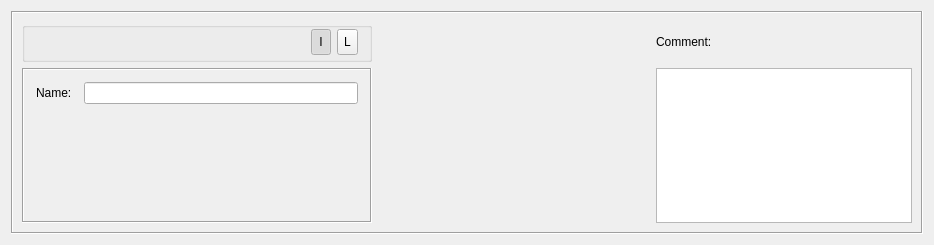
First picture: the form in src/gui/groupobjectdialog_q.ui, repository fwbuilder/fwbuilder, before the edit.
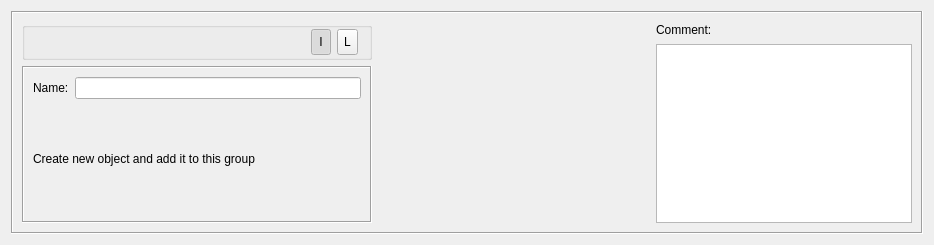
Second picture: the form after the edit. Icons and pictures are not drawn. Custom widgets are drawn as their Qt base class.

The edit to the form file:
```diff
--- a/src/gui/groupobjectdialog_q.ui
+++ b/src/gui/groupobjectdialog_q.ui
@@ -36,8 +36,8 @@
      <property name="frameShadow" >
       <enum>QFrame::Sunken</enum>
      </property>
-     <layout class="QGridLayout" >
-      <item row="0" column="0" >
+     <layout class="QGridLayout" name="gridLayout_3" >
+      <item rowspan="2" row="0" column="0" >
        <widget class="QGroupBox" name="buttonGroup2" >
         <property name="styleSheet" >
          <string notr="true" >QGroupBox {
@@ -53,7 +53,7 @@
           <number>2</number>
          </property>
          <property name="bottomMargin" >
-          <number>2</number>
+          <number>0</number>
          </property>
          <item row="0" column="0" >
           <spacer>
@@ -133,7 +133,7 @@
         </layout>
        </widget>
       </item>
-      <item rowspan="2" row="0" column="1" >
+      <item rowspan="3" row="0" column="1" >
        <widget class="QStackedWidget" name="objectViewsStack" >
         <property name="sizePolicy" >
          <sizepolicy vsizetype="Expanding" hsizetype="Preferred" >
@@ -150,7 +150,9 @@
         <property name="acceptDrops" >
          <bool>true</bool>
         </property>
-        <widget class="QWidget" name="WStackPage" />
+        <widget class="QWidget" name="WStackPage" >
+         <zorder>frame7</zorder>
+        </widget>
        </widget>
       </item>
       <item row="0" column="2" >
@@ -163,7 +165,26 @@
         </property>
        </widget>
       </item>
-      <item row="1" column="0" >
+      <item rowspan="2" row="1" column="2" >
+       <widget class="TextEditWidget" name="comment" >
+        <property name="sizePolicy" >
+         <sizepolicy vsizetype="Expanding" hsizetype="Preferred" >
+          <horstretch>0</horstretch>
+          <verstretch>0</verstretch>
+         </sizepolicy>
+        </property>
+        <property name="minimumSize" >
+         <size>
+          <width>200</width>
+          <height>0</height>
+         </size>
+        </property>
+        <property name="tabChangesFocus" >
+         <bool>true</bool>
+        </property>
+       </widget>
+      </item>
+      <item row="2" column="0" >
        <widget class="QFrame" name="frame7" >
         <property name="sizePolicy" >
          <sizepolicy vsizetype="Preferred" hsizetype="Fixed" >
@@ -189,30 +210,18 @@
         <property name="frameShadow" >
          <enum>QFrame::Sunken</enum>
         </property>
-        <layout class="QGridLayout" >
-         <property name="margin" >
-          <number>12</number>
-         </property>
-         <property name="spacing" >
-          <number>12</number>
-         </property>
-         <item row="2" column="1" >
-          <spacer>
-           <property name="orientation" >
-            <enum>Qt::Vertical</enum>
+        <layout class="QGridLayout" name="gridLayout_2" >
+         <item row="0" column="0" >
+          <widget class="QLabel" name="textLabel1" >
+           <property name="text" >
+            <string>Name:</string>
            </property>
-           <property name="sizeType" >
-            <enum>QSizePolicy::MinimumExpanding</enum>
+           <property name="wordWrap" >
+            <bool>false</bool>
            </property>
-           <property name="sizeHint" stdset="0" >
-            <size>
-             <width>20</width>
-             <height>2</height>
-            </size>
-           </property>
-          </spacer>
+          </widget>
          </item>
-         <item row="0" column="1" >
+         <item row="0" column="1" colspan="2" >
           <widget class="QLineEdit" name="obj_name" >
            <property name="sizePolicy" >
             <sizepolicy vsizetype="Fixed" hsizetype="Preferred" >
@@ -231,38 +240,62 @@
            </property>
           </widget>
          </item>
-         <item row="0" column="0" >
-          <widget class="QLabel" name="textLabel1" >
+         <item row="1" column="1" >
+          <spacer>
+           <property name="orientation" >
+            <enum>Qt::Vertical</enum>
+           </property>
+           <property name="sizeType" >
+            <enum>QSizePolicy::MinimumExpanding</enum>
+           </property>
+           <property name="sizeHint" stdset="0" >
+            <size>
+             <width>20</width>
+             <height>2</height>
+            </size>
+           </property>
+          </spacer>
+         </item>
+         <item row="2" column="0" colspan="2" >
+          <widget class="QLabel" name="label" >
            <property name="text" >
-            <string>Name:</string>
+            <string>Create new object and add it to this group</string>
            </property>
-           <property name="wordWrap" >
-            <bool>false</bool>
+          </widget>
+         </item>
+         <item row="2" column="2" >
+          <widget class="QToolButton" name="newButton" >
+           <property name="toolTip" >
+            <string>New Object</string>
            </property>
+           <property name="whatsThis" >
+            <string>Create New Object</string>
+           </property>
+           <property name="icon" >
+            <iconset resource="MainRes.qrc" >
+             <normaloff>:/Icons/newobject_25.png</normaloff>:/Icons/newobject_25.png</iconset>
+           </property>
+           <property name="autoRaise" >
+            <bool>true</bool>
+           </property>
           </widget>
          </item>
+         <item row="3" column="1" >
+          <spacer name="verticalSpacer" >
+           <property name="orientation" >
+            <enum>Qt::Vertical</enum>
+           </property>
+           <property name="sizeHint" stdset="0" >
+            <size>
+             <width>20</width>
+             <height>18</height>
+            </size>
+           </property>
+          </spacer>
+         </item>
         </layout>
        </widget>
       </item>
-      <item row="1" column="2" >
-       <widget class="TextEditWidget" name="comment" >
-        <property name="sizePolicy" >
-         <sizepolicy vsizetype="Expanding" hsizetype="Preferred" >
-          <horstretch>0</horstretch>
-          <verstretch>0</verstretch>
-         </sizepolicy>
-        </property>
-        <property name="minimumSize" >
-         <size>
-          <width>200</width>
-          <height>0</height>
-         </size>
-        </property>
-        <property name="tabChangesFocus" >
-         <bool>true</bool>
-        </property>
-       </widget>
-      </item>
      </layout>
     </widget>
    </item>
@@ -274,11 +307,6 @@
    <extends>QTextEdit</extends>
    <header>TextEditWidget.h</header>
   </customwidget>
-  <customwidget>
-   <class>QLineEdit</class>
-   <extends>QLineEdit</extends>
-   <header>QLineEdit.h</header>
-  </customwidget>
  </customwidgets>
  <tabstops>
   <tabstop>obj_name</tabstop>
```
Left out of the diff: 19 changed lines with no effect on the pictures.
